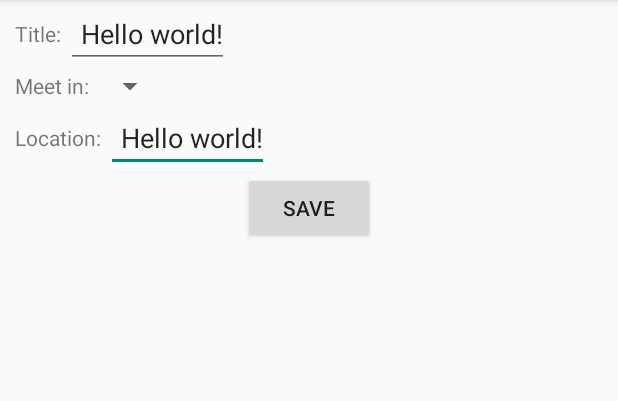
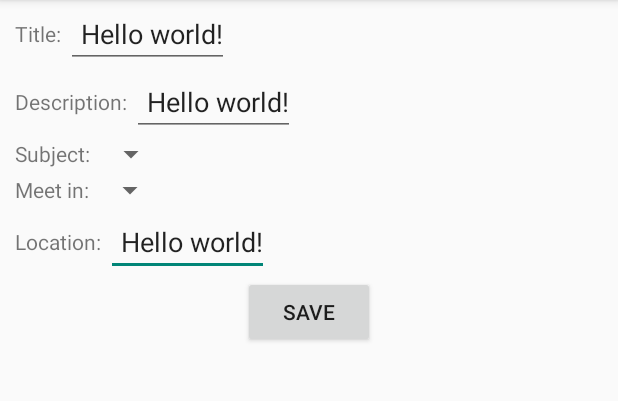
Before and after one commit to kfuh1/StudyBuddy, an Android app: the fragment CreateSessionActivityFragment shown on its own in the app's theme, on a phone screen of 412 x 824 dp, the part 84-485 px from its top. Run offline under Robolectric (Android 15) with nearby library versions, the phone set to English and light mode, and no system bars.

Commit message:
Update create session screen with subjects and add write to Parse database

```diff
--- a/StudyBuddy/app/src/main/java/android/example/com/studdybuddy/CreateSessionActivityFragment.java
+++ b/StudyBuddy/app/src/main/java/android/example/com/studdybuddy/CreateSessionActivityFragment.java
@@ -6,38 +6,23 @@ import android.view.LayoutInflater;
 import android.view.View;
 import android.view.ViewGroup;
 import android.widget.AdapterView;
-import android.widget.ArrayAdapter;
-import android.widget.Spinner;
-
-import com.parse.ParseObject;
 
 /**
  * Created by Kathleen on 8/7/2015.
  */
-public class CreateSessionActivityFragment extends Fragment implements AdapterView.OnItemSelectedListener {
+public class CreateSessionActivityFragment extends Fragment  {
     @Override
     public View onCreateView(LayoutInflater inflater, ViewGroup container,
                              Bundle savedInstanceState){
 
-        ParseObject testObject = new ParseObject("TestObject");
-        testObject.put("foo", "bar");
-        testObject.saveInBackground();
 
 
-        /* set dropdown list of meeting time choice */
+
+
 
         View rootView = inflater.inflate(R.layout.fragment_create_session, container, false);
         return rootView;
 
     }
-    //TODO: implement onItemSelected when something from Spinner gets chosen
-    public void onItemSelected(AdapterView<?> parent, View view,
-                               int pos, long id) {
-        // An item was selected. You can retrieve the selected item using
-        // parent.getItemAtPosition(pos)
-    }
-    //TODO: implement onItemSelected when nothing from Spinner is chosen
-    public void onNothingSelected(AdapterView<?> parent) {
-        // Another interface callback
-    }
+
 }
--- a/StudyBuddy/app/src/main/res/layout/fragment_create_session.xml
+++ b/StudyBuddy/app/src/main/res/layout/fragment_create_session.xml
@@ -22,6 +22,40 @@
             android:text="@string/hello_world">
             <requestFocus />
         </EditText>
+    </LinearLayout>
+    <LinearLayout
+        android:layout_width="wrap_content"
+        android:layout_height="wrap_content"
+        android:orientation="horizontal">
+        <TextView
+            android:layout_width="wrap_content"
+            android:layout_height="wrap_content"
+            android:text="Description: "
+            android:layout_gravity="center_vertical"
+            android:paddingLeft="10dp"/>
+        <EditText
+            android:layout_width="match_parent"
+            android:layout_height="wrap_content"
+            android:id="@+id/desc_text"
+            android:paddingLeft="10dp"
+            android:text="@string/hello_world">
+            <requestFocus />
+        </EditText>
+    </LinearLayout>
+    <LinearLayout
+        android:layout_width="wrap_content"
+        android:layout_height="wrap_content"
+        android:orientation="horizontal">
+        <TextView
+            android:layout_width="wrap_content"
+            android:layout_height="wrap_content"
+            android:text="Subject: "
+            android:layout_gravity="center_vertical"
+            android:paddingLeft="10dp"/>
+        <Spinner
+            android:id="@+id/subject_spinner"
+            android:layout_height="wrap_content"
+            android:layout_width="wrap_content" />
     </LinearLayout>
     <LinearLayout
         android:layout_width="wrap_content"
@@ -63,5 +97,4 @@
         android:text="@string/save_button"
         android:layout_gravity="center_horizontal"
         android:onClick="saveCreateData"/>
-        android:layout_width="wrap_content" />
 </LinearLayout>
```
Also changed, not shown: StudyBuddy/app/src/main/java/android/example/com/studdybuddy/CreateSessionActivity.java (+60 -12 lines), StudyBuddy/app/src/main/res/values/arrays.xml (+16 -0 lines).
